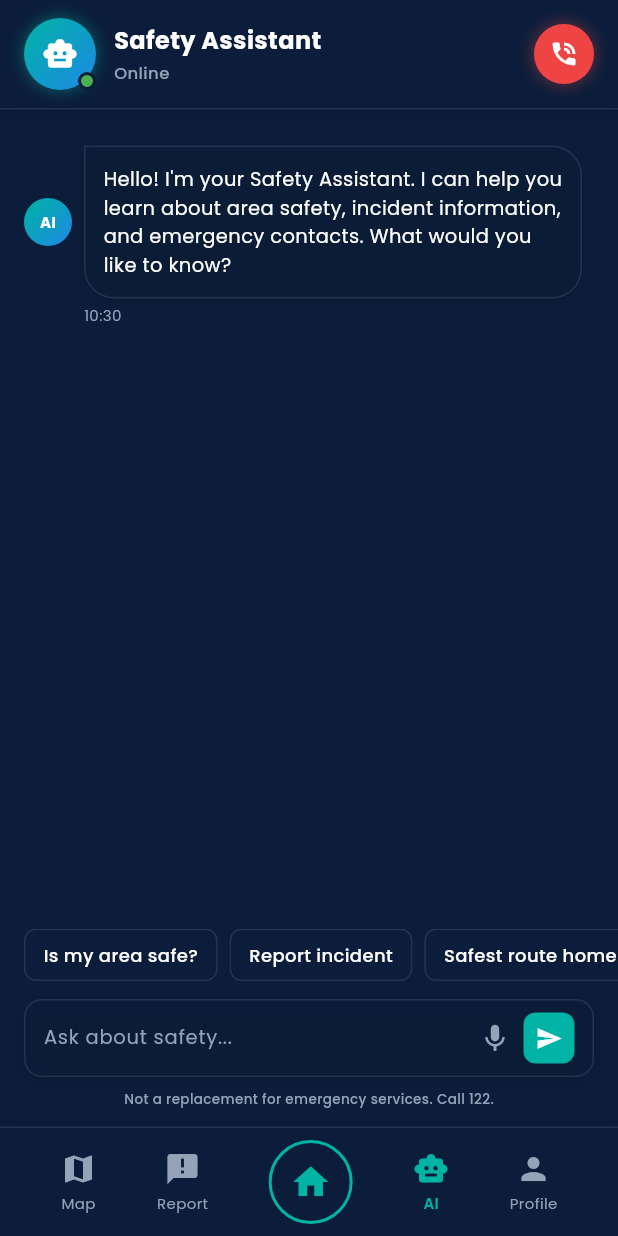
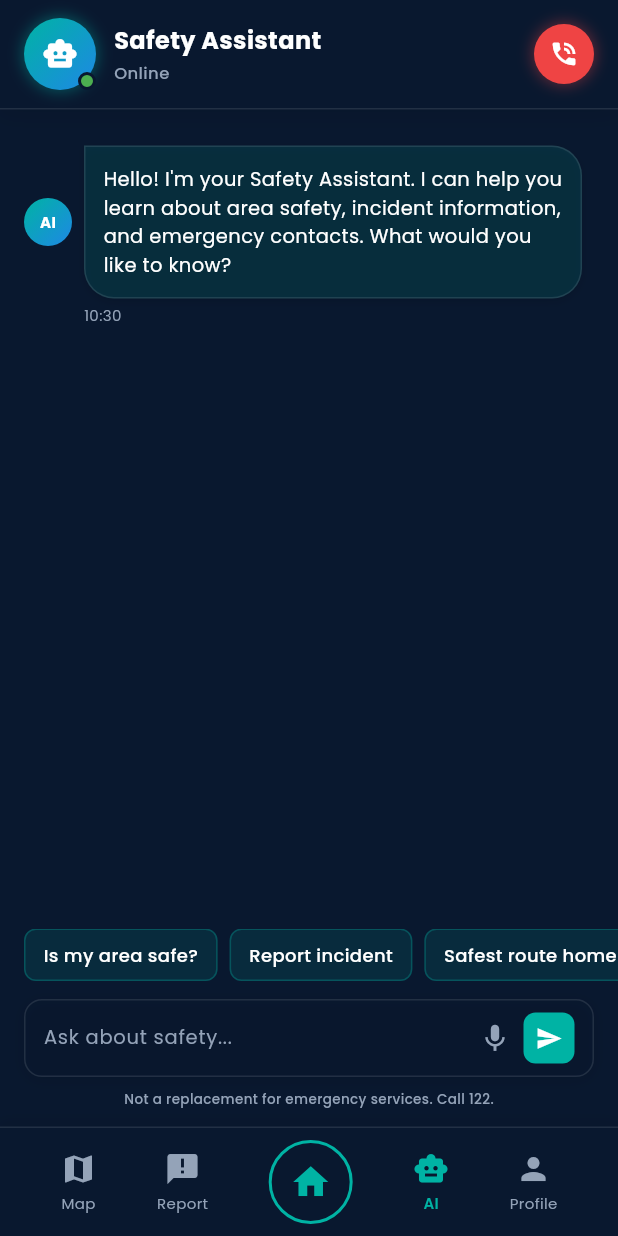
Before and after one commit to omrmhd5/AmanCity, a Flutter app: the HomeScreen screen opened by its route, item 4 of the bottom bar chosen, on a phone screen of 412 x 824 dp. Run offline on Flutter 3.47's test engine with Material 3 defaults, Android fonts, the phone set to English and light mode, and no system bars; our stand-ins replace flutter_dotenv, geolocator, google_fonts, google_maps_flutter, image_picker, shared_preferences; accounts and stored records are empty; network calls fail.

Commit message:
Update color definitions in AppColors and adjust usage in AiMessageBubble and AiQuickPrompts for consistency
Co-authored-by: Copilot <copilot@github.com>

```diff
--- a/frontend/lib/utils/app_colors.dart
+++ b/frontend/lib/utils/app_colors.dart
@@ -2,11 +2,11 @@ import 'package:flutter/material.dart';
 
 class AppColors {
   // Main Color (Primary)
-  // Navy Blue — #0B1D3A
+  // Navy Blue — #09182F
   // Represents trust, security, authority
   // Strong foundation for headers, app bars, buttons, map overlays
   // Works perfectly for dark mode base
-  static const Color primary = Color(0xFF0B1D3A);
+  static const Color primary = Color(0xFF09182F);
   static const Color primaryHover = Color(0xFF152D52);
 
   // Secondary Color (Accent)
--- a/frontend/lib/widgets/ai_screen/ai_message_bubble.dart
+++ b/frontend/lib/widgets/ai_screen/ai_message_bubble.dart
@@ -63,7 +63,7 @@ class AiMessageBubble extends StatelessWidget {
                   decoration: BoxDecoration(
                     color: isUser
                         ? AppColors.primary
-                        : AppTheme.getCardBackgroundColor(),
+                        : AppColors.secondary.withOpacity(0.15),
                     borderRadius: isUser
                         ? const BorderRadius.only(
                             topLeft: Radius.circular(20),
--- a/frontend/lib/widgets/ai_screen/ai_quick_prompts.dart
+++ b/frontend/lib/widgets/ai_screen/ai_quick_prompts.dart
@@ -37,9 +37,9 @@ class AiQuickPrompts extends StatelessWidget {
                     vertical: 8,
                   ),
                   decoration: BoxDecoration(
-                    color: AppTheme.getCardBackgroundColor(),
+                    color: AppColors.secondary.withOpacity(0.12),
                     border: Border.all(
-                      color: AppTheme.getBorderColor(),
+                      color: AppColors.secondary.withOpacity(0.3),
                       width: 1,
                     ),
                     borderRadius: BorderRadius.circular(8),
```
